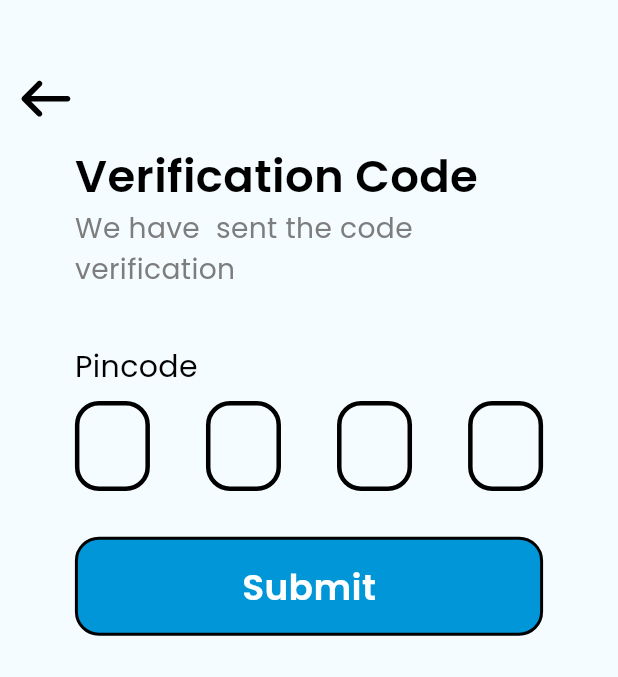
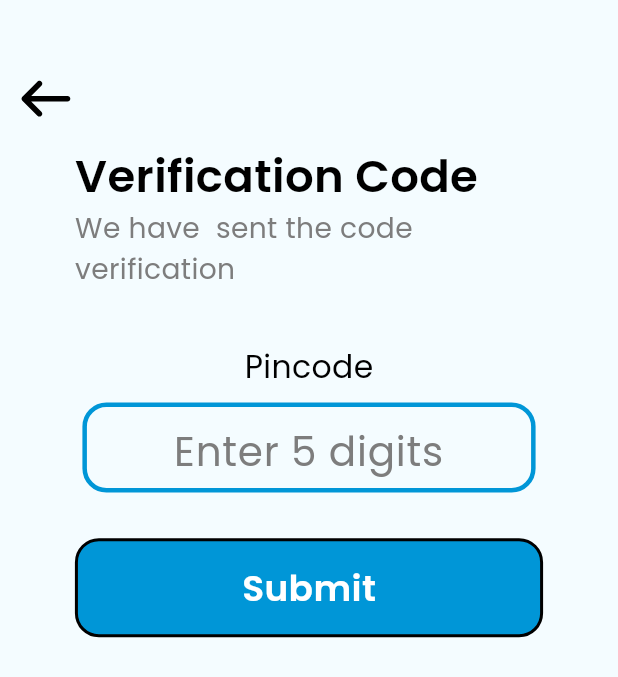
Before and after one commit to luckyman147/jci_app, a Flutter app: the Pincode screen opened directly with empty values, on a phone screen of 412 x 824 dp. Shown: the top 677 px of the screen. Run offline on Flutter 3.47's test engine with Material 3 defaults, Android fonts, the light colour scheme and no system bars; our stand-ins replace bloc, carousel_slider, connectivity_plus, dartz, dio, equatable and 10 more; missing offline and left inert: path_to_regexp; accounts and stored records are empty; network calls fail.

Commit message:
completed the pincode ui design

```diff
--- a/lib/features/auth/presentation/pages/ResetPasswordPage.dart
+++ b/lib/features/auth/presentation/pages/ResetPasswordPage.dart
@@ -61,7 +61,7 @@ else if(state is MessageReset){
               child: SizedBox(
                   width: mediaquery.size.width/1.32,
 
-                  child: TextWidget(text: "Reset Password", size: 43)),
+                  child: TextWidget(text: "reset password".tr(context), size: 43)),
             ),
             Padding(
 
@@ -70,13 +70,13 @@ else if(state is MessageReset){
                         children: [
               Align(
                 alignment: Alignment.topLeft,
-                child: Label(text: 'New Password', size: 20,),
+                child: Label(text: 'New Password'.tr(context), size: 20,),
               ),
               PasswordInput(controller: Passwordcontroller),
                         SizedBox(height: 20,),
               Align(
                 alignment: Alignment.topLeft,
-                child: Label(text: 'Confirm Password', size: 20,),
+                child: Label(text: 'Confirm Password'.tr(context), size: 20,),
               ),
               confirmpassword(controller: ConPasswordcontroller, PasswordContro: Passwordcontroller,),
                     Padding(
--- a/lib/features/auth/presentation/pages/pinPage.dart
+++ b/lib/features/auth/presentation/pages/pinPage.dart
@@ -20,9 +20,7 @@ class _PincodeState extends State<Pincode> {
 
   final formKey = GlobalKey<FormState>();
   final _controller1 = TextEditingController();
-  final _controller2 = TextEditingController();
-  final _controller3 = TextEditingController();
-  final _controller4 = TextEditingController();
+
   @override
   Widget build(BuildContext context) {  print("email from pin ${widget.email}");
     final MediaQueryData mediaquery = MediaQuery.of(context);
@@ -39,7 +37,7 @@ SizedBox(
 SizedBox(
     width: mediaquery.size.width/1.32,
 
-    child: Text ('We have  sent the code verification'.tr(context), style: PoppinsLight(mediaquery.size.width/22, ThirdColor),)),
+    child: Text ('We have sent the verification code. Please check your inbox.'.tr(context), style: PoppinsLight(mediaquery.size.width/22, ThirdColor),)),
 
           SizedBox(
             width: mediaquery.size.width/1.32,
@@ -49,10 +47,10 @@ SizedBox(
                 Padding(
                   padding: EdgeInsets.only(top: mediaquery.size.height /22 ),
                   child: Align(
-                      alignment:    Alignment.topLeft,
-                      child: Label(text: "Pincode".tr(context), size: 20)),
+                      alignment:    Alignment.topCenter,
+                      child: Label(text: "Pincode".tr(context), size: 21)),
                 ),
-                PinForm(controller1: _controller1, formKey: formKey, controller2: _controller2, controller3: _controller3, controller4: _controller4),
+                PinForm(controller1: _controller1,size:mediaquery.size.width/1.32, formKey:formKey,),
               ],
             ),
           ),
@@ -68,9 +66,7 @@ SizedBox(
                       // Do something with the entered numbers
                       final numbers = [
                       _controller1.text,
-                      _controller2.text,
-                      _controller3.text,
-                      _controller4.text,
+
                       ];
                       print('Entered Numbers: $numbers');
                       context.go('/reset/${widget.email}');
--- a/lib/features/auth/presentation/widgets/PinForm.dart
+++ b/lib/features/auth/presentation/widgets/PinForm.dart
@@ -4,12 +4,11 @@ import 'package:flutter/services.dart';
 import '../../../../core/app_theme.dart';
 
 class PinForm extends StatelessWidget {
-   PinForm({Key? key, required this.controller1, required this.formKey, required this.controller2, required this.controller3, required this.controller4}) : super(key: key);
+   PinForm({Key? key, required this.controller1, required this.formKey,  required this.size}) : super(key: key);
    final TextEditingController controller1 ;
-   final TextEditingController controller2 ;
-   final TextEditingController controller3 ;
-   final TextEditingController controller4 ;
+
   final GlobalKey<FormState> formKey ;
+  final double size;
 
   void _saveForm() {
     if (formKey.currentState!.validate()) {
@@ -25,50 +24,31 @@ class PinForm extends StatelessWidget {
     return Padding(
       padding: const EdgeInsets.only(top: 8.0),
       child: Form(child:
-      Row(
-
-        mainAxisAlignment: MainAxisAlignment.spaceBetween,
-        children: [
       NumberInput(context,
           (String value) {
-              if (value.length == 1) {
+            if (value.length == 9) {
               FocusScope.of(context).nextFocus();
             }
           }
-        ,controller1),NumberInput(context,
-            (String value) {
-              if (value.length == 1) {
-                FocusScope.of(context).nextFocus();
-              }
-            }
-        ,controller2),NumberInput(context,
-            (String value) {
-              if (value.length == 1) {
-                FocusScope.of(context).nextFocus();
-              }
-            }
-        ,controller3),NumberInput(context,
-            (String value) {
-
-            }
-        ,controller4),
-
-      ],),),
+      ,controller1,size),),
     );
   }
 
 
 
 
-  SizedBox NumberInput(BuildContext context,Function(String) onChanged,TextEditingController controller) {
+  SizedBox NumberInput(BuildContext context,Function(String) onChanged,TextEditingController controller,double size) {
     return SizedBox(height: 60,
-    width: 50,
+    width: size,
+      child: Container(
+        padding: EdgeInsets.symmetric(horizontal: 5),
         child: TextFormField(
 
            controller: controller,
           onChanged: (value) {
             onChanged(value);
           },
+
           validator: (value) {
             // Add validation logic here
             if (value == null || value.isEmpty) {
@@ -79,15 +59,19 @@ class PinForm extends StatelessWidget {
           style: PoppinsRegular(32, textColorBlack,),
         keyboardType: TextInputType.number,
           inputFormatters: [
-          LengthLimitingTextInputFormatter(1),
-          FilteringTextInputFormatter.digitsOnly
+            LengthLimitingTextInputFormatter(9),
+            FilteringTextInputFormatter.digitsOnly,
+            CustomNumberFormatter()
           ],
-textAlignVertical: TextAlignVertical.top,
+        textAlignVertical: TextAlignVertical.center,
           textAlign: TextAlign.center,
           //const Key('SignUpForm_EmailInput_textField'),
 
           decoration: InputDecoration(
-            enabledBorder: border(textColorBlack) ,
+        hintText: "Enter 5 digits",
+
+        hintStyle: PoppinsLight(27, ThirdColor),
+              enabledBorder: border(PrimaryColor) ,
               focusedBorder: border(PrimaryColor),
               errorBorder: border(Colors.red),
               focusedErrorBorder: border(Colors.red),
@@ -96,6 +80,23 @@ textAlignVertical: TextAlignVertical.top,
 
           ),
         ),
+      ),
     );
   }
 }
+
+class CustomNumberFormatter extends TextInputFormatter {
+  @override
+  TextEditingValue formatEditUpdate(
+      TextEditingValue oldValue,
+      TextEditingValue newValue,
+      ) {
+    // Add a space after every character
+    final newText = newValue.text.split('').join('-');
+
+    return TextEditingValue(
+      text: newText,
+      selection: TextSelection.collapsed(offset: newText.length),
+    );
+  }
+}
--- a/lib/features/intro/presentation/widgets/caroussel.dart
+++ b/lib/features/intro/presentation/widgets/caroussel.dart
@@ -145,7 +145,7 @@ initialPage: state.props[0] as int,
           children: [
             Text("titre_$index".tr(context), style: PoppinsSemiBold(44,Colors.black,TextDecoration.none),),
             Padding(padding: EdgeInsets.only(left: 65,right: 30),
-                child: Text("description_$index". tr(context), style: PoppinsNorml(16,Colors.black),textAlign: TextAlign.start,)),
+                child: Text("description_$index". tr(context), style: PoppinsNorml(17,Colors.black),textAlign: TextAlign.start,)),
           ],
         )
 
@@ -171,7 +171,7 @@ Future<List< dynamic>> _loadJsonData(BuildContext context) async {
 Widget _buildIndicator(int index,int len){
   MediaQueryData mediaQuery=MediaQueryData();
   return Padding(
-    padding:  EdgeInsets.only(bottom: 20,top:30 ),
+    padding:  EdgeInsets.only(bottom:11,top:30 ),
     child:   Align(
       alignment: Alignment.bottomCenter,
       child: AnimatedSmoothIndicator(activeIndex: index, count: len, effect:const  WormEffect(
```
Also changed, not shown: assets/lang/en.json (+6 -6 lines), assets/lang/fr.json (+8 -4 lines), lib/core/config/locale/app_localizations_delegate.dart (+4 -4 lines), lib/core/config/services/store.dart (+13 -0 lines), lib/core/strings/app_strings.dart (+8 -0 lines), lib/features/auth/presentation/widgets/formText.dart (+9 -4 lines), lib/features/changelanguages/presentation/pages/screen.dart (+57 -22 lines), lib/features/intro/presentation/pages/Splash_screen.dart (+7 -1 lines), lib/features/changelanguages/chnage_lang_injection.dart (deleted), 6 other files. Lines whose indentation alone changed are shown as unchanged.
